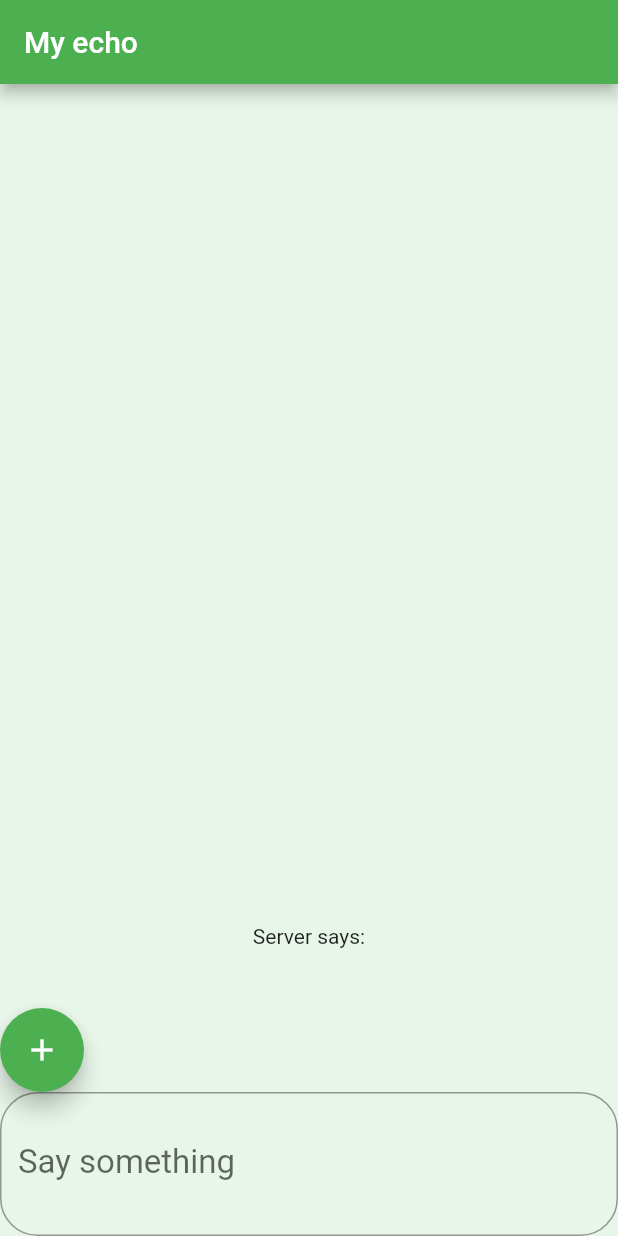
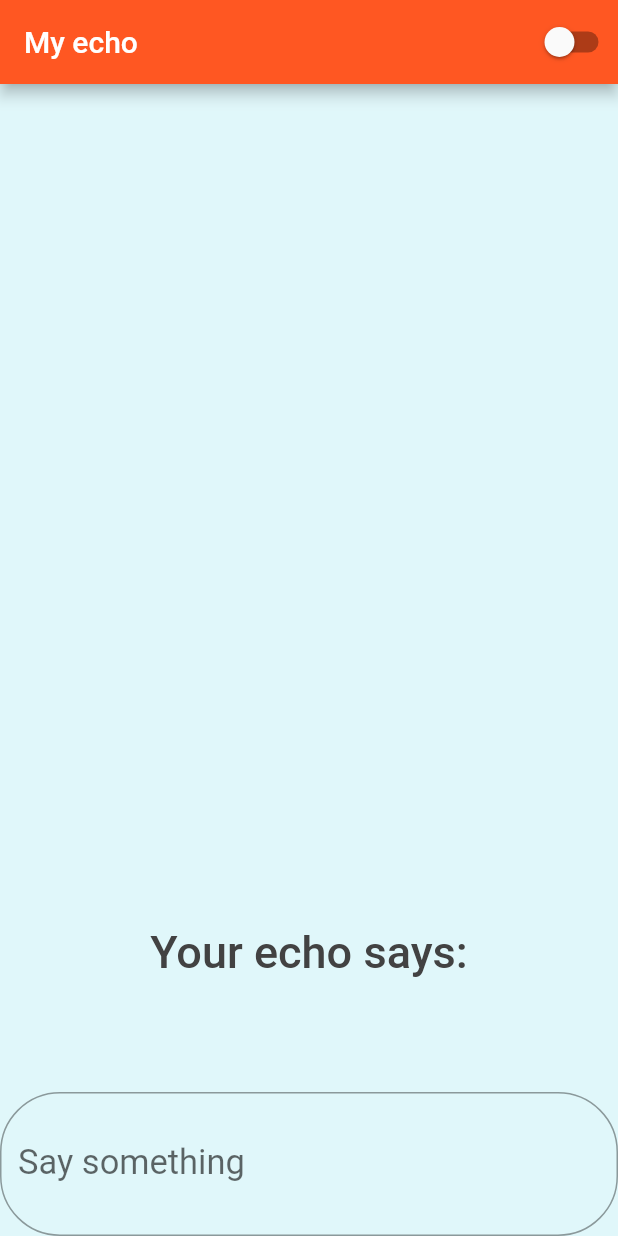
Before and after one commit to christinaav/echo, a Flutter app: the screen it shows after launch, on a phone screen of 412 x 824 dp. Run offline on Flutter 3.47's test engine with Material 2 defaults, Android fonts, the phone set to English and light mode, and no system bars; Roboto replaces fonts that are missing (Poppins).

```diff
--- a/client_side/client/lib/main.dart
+++ b/client_side/client/lib/main.dart
@@ -13,7 +13,7 @@ class MyApp extends StatelessWidget {
     return MaterialApp(
       title: 'Flutter Demo',
       theme: ThemeData(
-        primarySwatch: Colors.green,
+        primarySwatch: Colors.deepOrange,
       ),
       home: MyHomePage(title: 'My echo'),
     );
@@ -30,8 +30,30 @@ class MyHomePage extends StatefulWidget {
 }
 
 class _MyHomePageState extends State<MyHomePage> {
-  String temp = "";
+  String temp = '';
+  String state = '';
+  bool connected = false;
   final mycontroller = TextEditingController();
+  Socket socketino;
+
+  void connect() {
+    temp = 'You are online';
+    Socket.connect('192.168.1.195', 3000).then((socket) {
+      socketino = socket;
+      print('Connected to: '
+          '${socketino.remoteAddress.address}:${socketino.remotePort}');
+
+      socketino.listen((List<int> data) {
+        // Uint8List
+        setState(() {
+          print(String.fromCharCodes(data).trim());
+          temp = String.fromCharCodes(data).trim();
+        });
+      });
+    });
+
+    connected = true;
+  }
 
   void dispose() {
     mycontroller.dispose();
@@ -39,26 +61,17 @@ class _MyHomePageState extends State<MyHomePage> {
     print(mycontroller);
   }
 
-  void connect() {
-    Socket.connect('192.168.1.195', 3000).then((socket) {
-      print('Connected to: '
-          '${socket.remoteAddress.address}:${socket.remotePort}');
-    });
+  void quit() {
+    connected = false;
+    socketino.destroy();
+    temp = 'You are offline';
+    mycontroller.clear();
   }
 
   void send() {
-    Socket.connect('192.168.1.195', 3000).then((socket) {
-      socket.listen((List<int> data) {
-        // Uint8List
-        setState(() {
-          print(String.fromCharCodes(data).trim());
-          temp = String.fromCharCodes(data).trim();
-        });
-      });
-      //Send the request
-      socket.write(mycontroller.text);
-    });
-    temp = "";
+    socketino.write(mycontroller.text);
+    print(temp);
+    mycontroller.clear();
   }
 
   @override
@@ -66,8 +79,27 @@ class _MyHomePageState extends State<MyHomePage> {
     return Scaffold(
       appBar: AppBar(
         title: Text(widget.title),
+        actions: <Widget>[
+          Switch(
+            value: connected,
+            onChanged: (connected) {
+              setState(() {
+                print(connected);
+                if (connected) {
+                  connect();
+                  state = 'You echo is awake.';
+                } else {
+                  quit();
+                  state = 'Your echo is sleeping.';
+                }
+              });
+            },
+            activeTrackColor: Colors.white,
+            activeColor: Colors.teal,
+          ),
+        ],
       ),
-      backgroundColor: Colors.green[50],
+      backgroundColor: Colors.cyan[50],
       body: Center(
         child: Column(
           crossAxisAlignment: CrossAxisAlignment.center,
@@ -75,19 +107,31 @@ class _MyHomePageState extends State<MyHomePage> {
           mainAxisAlignment: MainAxisAlignment.end,
           children: <Widget>[
             Text(
-              'Server says:',
+              '$state',
+              style: TextStyle(
+                fontSize: 40.0,
+                color: Colors.cyan[800],
+                fontWeight: FontWeight.w700,
+              ),
+            ),
+            Text(
+              'Your echo says:',
+              style: TextStyle(
+                fontSize: 30.0,
+                color: Colors.grey[800],
+                fontWeight: FontWeight.w500,
+              ),
             ),
             Text(
               '$temp',
-              style: Theme.of(context).textTheme.display1,
+              style: TextStyle(
+                fontSize: 35.0,
+                color: Colors.cyan[800],
+                fontWeight: FontWeight.w500,
+              ),
             ),
-            Row(
-              children: <Widget>[
-                FloatingActionButton(
-                  onPressed: connect,
-                  child: Icon(Icons.add),
-                )
-              ],
+            SizedBox(
+              height: 35,
             ),
             TextField(
               controller: mycontroller,
@@ -95,18 +139,18 @@ class _MyHomePageState extends State<MyHomePage> {
                 labelText: "Say something",
                 fillColor: Colors.white,
                 border: new OutlineInputBorder(
-                  borderRadius: new BorderRadius.circular(25.0),
+                  borderRadius: new BorderRadius.circular(40.0),
                   borderSide: new BorderSide(color: Colors.green),
                 ),
                 suffix: FloatingActionButton(
                   child: Icon(Icons.send),
-                  backgroundColor: Colors.green,
+                  backgroundColor: Colors.cyan[800],
                   onPressed: send,
                 ),
               ),
               style: new TextStyle(
                 fontFamily: "Poppins",
-                fontSize: 22.0,
+                fontSize: 23.0,
               ),
             ),
           ],
--- a/server_side/server.dart
+++ b/server_side/server.dart
@@ -1,7 +1,6 @@
 import 'dart:io';
 
 void main() {
-  //ServerSocket.bind("192.168.43.242", 3000).then((ServerSocket server) {
   ServerSocket.bind('192.168.1.195', 3000).then((ServerSocket server) {
     server.listen(handleClient);
   });
@@ -15,4 +14,8 @@ void handleClient(Socket client) {
     print(str);
     client.write(str + '\n');
   });
+
+  void quit() {
+    client.destroy();
+  }
 }
```
Also changed, not shown: 1 other file.
